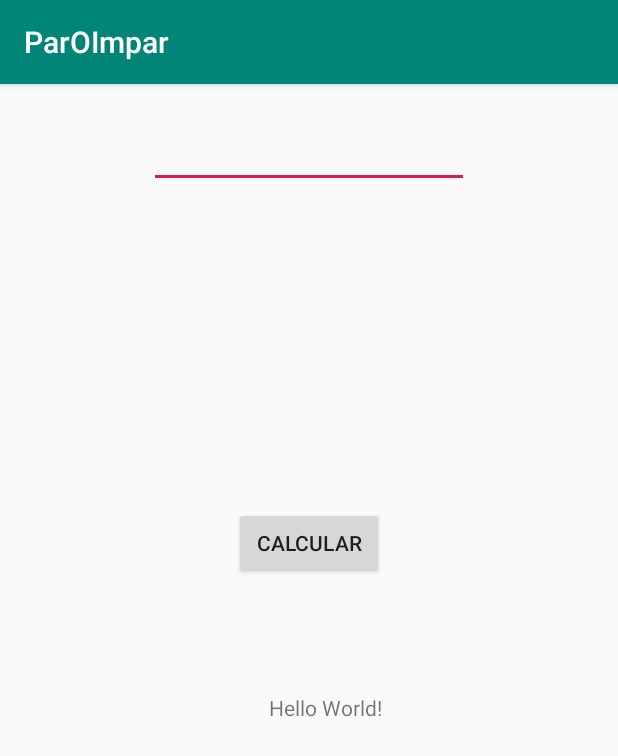
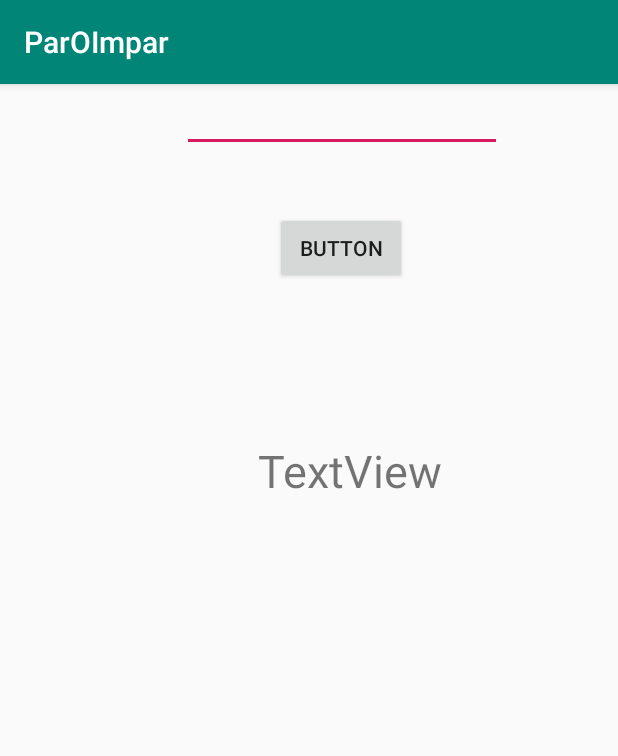
Before and after one commit to carlosdarioio/Blog, an Android app: the screen it shows after launch (MainActivity), on a phone screen of 412 x 824 dp. Shown: the top 756 px of the screen. Run offline under Robolectric (Android 15) with nearby library versions, the phone set to English and light mode, and no system bars.

Commit message:
Par o impar
Android studio

```diff
--- a/Android/ParOImpar/app/build.gradle
+++ b/Android/ParOImpar/app/build.gradle
@@ -1,11 +1,11 @@
 apply plugin: 'com.android.application'
 
 android {
-    compileSdkVersion 27
+    compileSdkVersion 28
     defaultConfig {
         applicationId "com.example.paroimpar"
-        minSdkVersion 21
-        targetSdkVersion 27
+        minSdkVersion 15
+        targetSdkVersion 28
         versionCode 1
         versionName "1.0"
         testInstrumentationRunner "android.support.test.runner.AndroidJUnitRunner"
@@ -20,7 +20,7 @@ android {
 
 dependencies {
     implementation fileTree(dir: 'libs', include: ['*.jar'])
-    implementation 'com.android.support:appcompat-v7:27.1.1'
+    implementation 'com.android.support:appcompat-v7:28.0.0'
     implementation 'com.android.support.constraint:constraint-layout:1.1.3'
     testImplementation 'junit:junit:4.12'
     androidTestImplementation 'com.android.support.test:runner:1.0.2'
--- a/Android/ParOImpar/app/src/main/java/com/example/paroimpar/MainActivity.java
+++ b/Android/ParOImpar/app/src/main/java/com/example/paroimpar/MainActivity.java
@@ -6,35 +6,40 @@ import android.view.View;
 import android.widget.Button;
 import android.widget.EditText;
 import android.widget.TextView;
+import android.widget.Toast;
 
-public class MainActivity extends AppCompatActivity {
-EditText num;
+public class MainActivity extends AppCompatActivity implements View.OnClickListener{
+    //Creando Variables
+    public EditText num;
+    public TextView respuesta;
+    public Button btn;
+
     @Override
     protected void onCreate(Bundle savedInstanceState) {
         super.onCreate(savedInstanceState);
         setContentView(R.layout.activity_main);
+        //Asignando R id
+        num = (EditText) findViewById(R.id.num);
+        respuesta=(TextView) findViewById(R.id.r);
+        btn=(Button) findViewById(R.id.btn);
+        //Asignando evento onclick al boton btn
+        btn.setOnClickListener(this);
+    }
 
-        num=(EditText) findViewById(R.id.num);
-        Button btn=(Button) findViewById(R.id.btn);
-        final TextView r = (TextView) findViewById(R.id.resultado);
-
-        btn.setOnClickListener(new View.OnClickListener() {
-            @Override
-            public void onClick(View view) {
-                int numero=Integer.valueOf(num.getText().toString());
-                if (numero % 2 == 0)
-                {
-                    r.setText("El numero introducido es par.");
-                }
-                else
-                {
-                    r.setText("El numero introducido es impar.");
-                }
-
-            }
-        });
+    @Override
+    public void onClick(View v) {
 
 
+        int numero=Integer.parseInt(num.getText().toString());
+        //Si el numero es impar lo mostraremos con un mensaje
+        if((numero % 2 ) ==0)
+        {
+            respuesta.setText("El numero es par");
+        }
+        else {
+            //Mostrando resultado por medio de un mensaje
+            Toast.makeText(this, "El numero es impar", Toast.LENGTH_LONG).show();
+        }
 
 
 
--- a/Android/ParOImpar/app/src/main/res/layout/activity_main.xml
+++ b/Android/ParOImpar/app/src/main/res/layout/activity_main.xml
@@ -6,40 +6,48 @@
     android:layout_height="match_parent"
     tools:context=".MainActivity">
 
-    <TextView
-        android:id="@+id/resultado"
-        android:layout_width="wrap_content"
-        android:layout_height="19dp"
-        android:text="Hello World!"
-        app:layout_constraintBottom_toBottomOf="parent"
-        app:layout_constraintHorizontal_bias="0.532"
-        app:layout_constraintLeft_toLeftOf="parent"
-        app:layout_constraintRight_toRightOf="parent"
-        app:layout_constraintTop_toTopOf="parent"
-        app:layout_constraintVertical_bias="0.542" />
-
-    <Button
-        android:id="@+id/btn"
-        android:layout_width="100dp"
-        android:layout_height="wrap_content"
-        android:layout_marginStart="161dp"
-        android:layout_marginEnd="162dp"
-        android:layout_marginBottom="76dp"
-        android:text="Calcular"
-        app:layout_constraintBottom_toTopOf="@+id/resultado"
-        app:layout_constraintEnd_toEndOf="parent"
-        app:layout_constraintStart_toStartOf="parent" />
-
     <EditText
         android:id="@+id/num"
         android:layout_width="wrap_content"
         android:layout_height="wrap_content"
-        android:layout_marginTop="24dp"
+        android:layout_marginStart="121dp"
+        android:layout_marginLeft="121dp"
+        android:layout_marginEnd="77dp"
+        android:layout_marginRight="77dp"
         android:ems="10"
         android:inputType="number"
-        app:layout_constraintLeft_toLeftOf="parent"
-        app:layout_constraintRight_toRightOf="parent"
-        app:layout_constraintTop_toTopOf="parent" />
+        app:layout_constraintEnd_toEndOf="parent"
+        app:layout_constraintStart_toStartOf="parent"
+        tools:layout_editor_absoluteY="28dp" />
 
+    <Button
+        android:id="@+id/btn"
+        android:layout_width="wrap_content"
+        android:layout_height="wrap_content"
+        android:layout_marginStart="183dp"
+        android:layout_marginLeft="183dp"
+        android:layout_marginTop="40dp"
+        android:layout_marginEnd="140dp"
+        android:layout_marginRight="140dp"
+        android:text="Button"
+        app:layout_constraintEnd_toEndOf="parent"
+        app:layout_constraintHorizontal_bias="0.0"
+        app:layout_constraintStart_toStartOf="parent"
+        app:layout_constraintTop_toBottomOf="@+id/num" />
 
+    <TextView
+        android:id="@+id/r"
+        android:layout_width="wrap_content"
+        android:layout_height="wrap_content"
+        android:layout_marginStart="200dp"
+        android:layout_marginLeft="200dp"
+        android:layout_marginTop="104dp"
+        android:layout_marginEnd="152dp"
+        android:layout_marginRight="152dp"
+        android:text="TextView"
+        android:textSize="30sp"
+        app:layout_constraintEnd_toEndOf="parent"
+        app:layout_constraintHorizontal_bias="0.453"
+        app:layout_constraintStart_toStartOf="parent"
+        app:layout_constraintTop_toBottomOf="@+id/btn" />
 </android.support.constraint.ConstraintLayout>
--- a/Android/ParOImpar/build.gradle
+++ b/Android/ParOImpar/build.gradle
@@ -7,7 +7,7 @@ buildscript {
 
     }
     dependencies {
-        classpath 'com.android.tools.build:gradle:3.3.1'
+        classpath 'com.android.tools.build:gradle:3.4.1'
 
         // NOTE: Do not place your application dependencies here; they belong
         // in the individual module build.gradle files
```
Also changed, not shown: Android/ParOImpar/gradle/wrapper/gradle-wrapper.properties, 1 other file.
